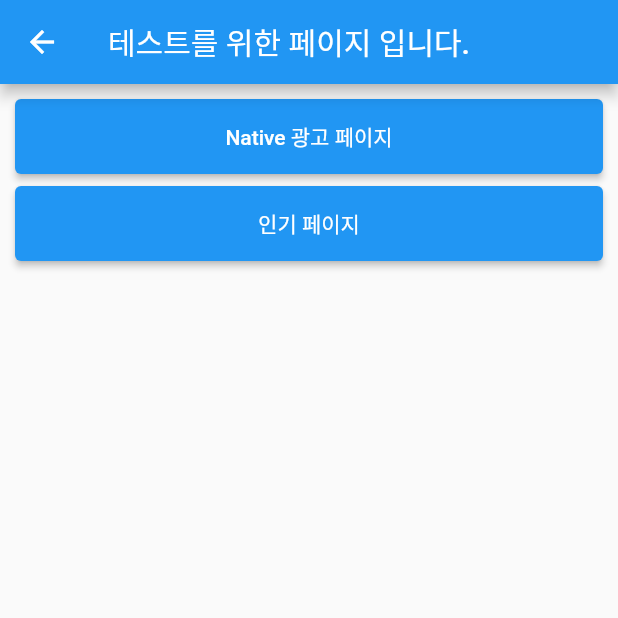
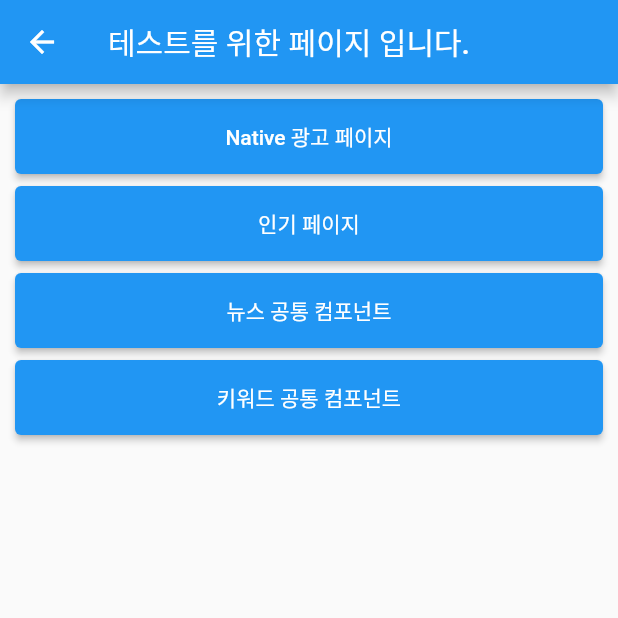
Before and after one commit to seungminnk/newz, a Flutter app: the TestPageView screen opened directly, on a phone screen of 412 x 824 dp, the top half of it. Run offline on Flutter 3.47's test engine with Material 2 defaults, Android fonts, the phone set to English and light mode, and no system bars; our stand-ins replace dio, expansion_tile_card, firebase_core, flutter_svg, get, google_mobile_ads and 1 more; missing offline and left inert: flutter_inappwebview; accounts and stored records are empty; network calls fail; Roboto replaces fonts that are missing (Pretendard).

Commit message:
[feature > test] 공통 컴포넌트 기능 테스트 페이지 구성

```diff
--- a/lib/feature/test_page/view/test_page_view.dart
+++ b/lib/feature/test_page/view/test_page_view.dart
@@ -1,4 +1,7 @@
 import 'package:flutter/material.dart';
+import 'package:newz/common/component/keyword/view/keyword_radio_group_button_test_view.dart';
+import 'package:newz/common/component/news/view/news_component_test_view.dart';
+import 'package:newz/common/component/news/view/news_summary_component_view.dart';
 import 'package:newz/feature/ads/view/ads_test_view.dart';
 import 'package:newz/feature/real_time_vogue/view/real_time_vogue_view.dart';
 
@@ -15,6 +18,8 @@ class TestPageView extends StatelessWidget {
           children: [
             _testPageNavigateButton(context, "Native 광고 페이지", (context) => const AdsTestView()),
             _testPageNavigateButton(context, "인기 페이지", (context) => const RealTimeVogueView()),
+            _testPageNavigateButton(context, "뉴스 공통 컴포넌트", (context) => const NewsComponentTestView()),
+            _testPageNavigateButton(context, "키워드 공통 컴포넌트", (context) => const KeywordRadioGroupButtonTestView()),
           ],
         ),
       ),
```
